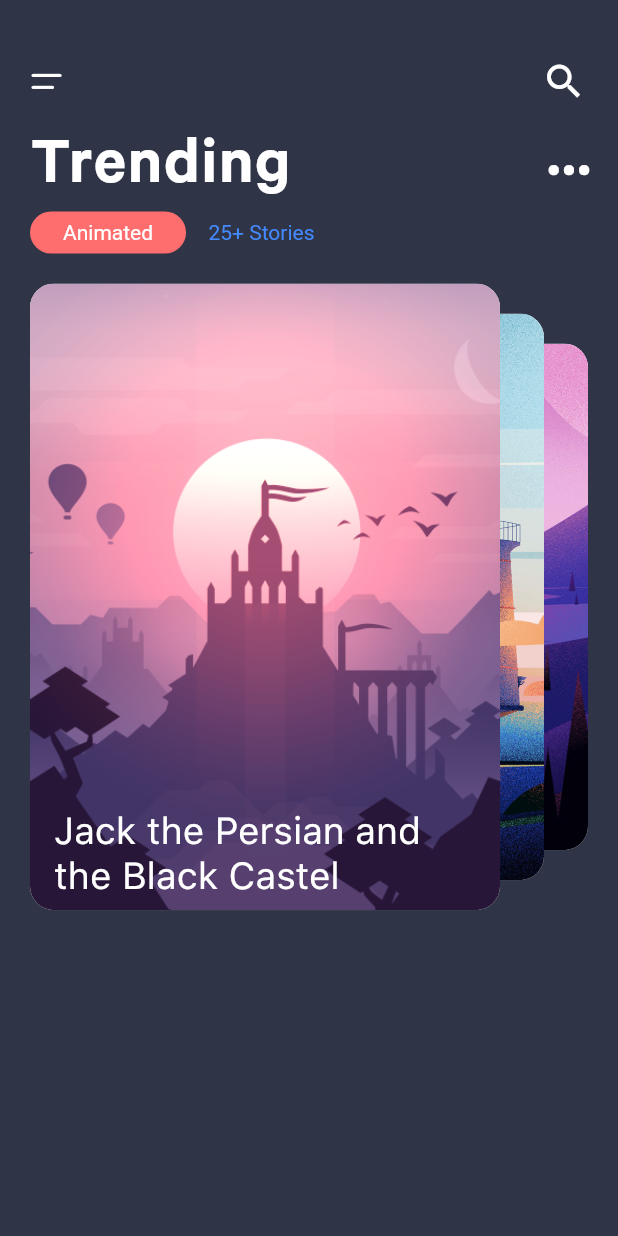
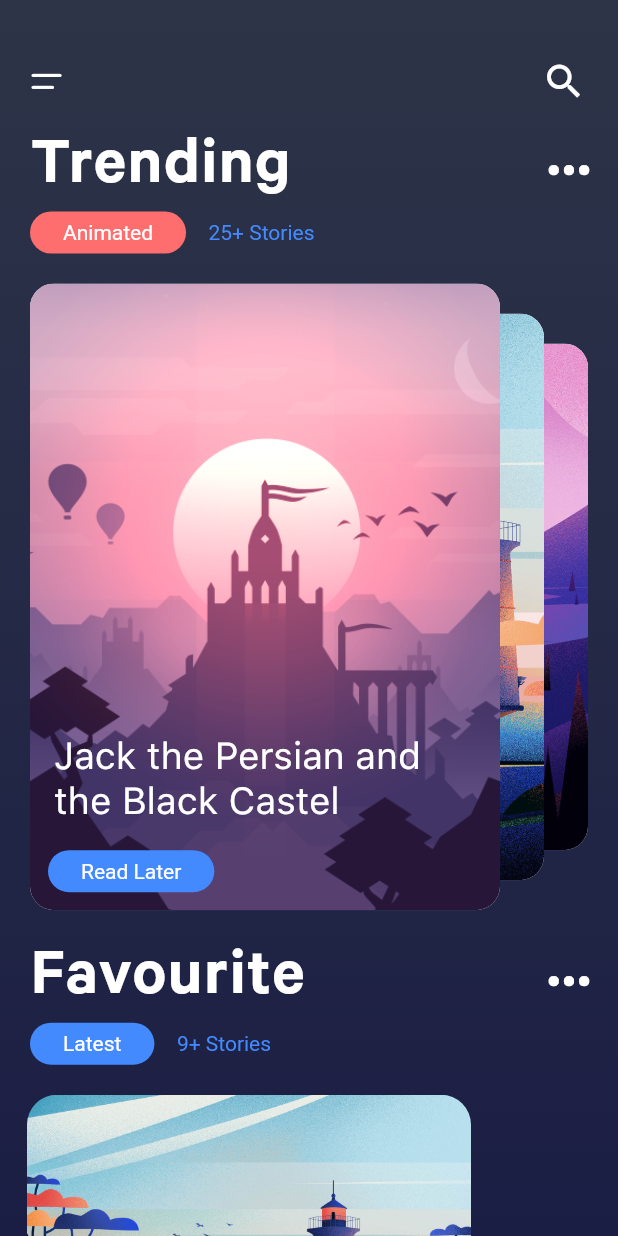
Before and after one commit to vedant-kokate/Flutter-Story-App, a Flutter app: the screen it shows after launch, on a phone screen of 412 x 824 dp. Run offline on Flutter 3.47's test engine with Material 2 defaults, Android fonts, the phone set to English and light mode, and no system bars.

Commit message:
Final changes

```diff
--- a/story_app/lib/main.dart
+++ b/story_app/lib/main.dart
@@ -1,8 +1,7 @@
+import 'package:flutter/material.dart';
+import 'customIcons.dart';
+import 'data.dart';
 import 'dart:math';
-
-import 'package:flutter/material.dart';
-import 'custonIcons.dart';
-import 'data.dart';
 
 void main() => runApp(MaterialApp(
       home: MyApp(),
@@ -14,6 +13,9 @@ class MyApp extends StatefulWidget {
   _MyAppState createState() => new _MyAppState();
 }
 
+var cardAspectRatio = 12.0 / 16.0;
+var widgetAspectRatio = cardAspectRatio * 1.2;
+
 class _MyAppState extends State<MyApp> {
   var currentPage = images.length - 1.0;
 
@@ -21,11 +23,23 @@ class _MyAppState extends State<MyApp> {
   Widget build(BuildContext context) {
     PageController controller = PageController(initialPage: images.length - 1);
     controller.addListener(() {
+      setState(() {
         currentPage = controller.page;
       });
+    });
 
-    return Scaffold(
-      backgroundColor: Color(0xFF2f3447),
+    return Container(
+      decoration: BoxDecoration(
+          gradient: LinearGradient(
+              colors: [
+            Color(0xFF1b1e44),
+            Color(0xFF2d3447),
+          ],
+              begin: Alignment.bottomCenter,
+              end: Alignment.topCenter,
+              tileMode: TileMode.clamp)),
+      child: Scaffold(
+        backgroundColor: Colors.transparent,
         body: SingleChildScrollView(
           child: Column(
             children: <Widget>[
@@ -50,7 +64,7 @@ class _MyAppState extends State<MyApp> {
                         size: 30.0,
                       ),
                       onPressed: () {},
-                  ),
+                    )
                   ],
                 ),
               ),
@@ -59,23 +73,24 @@ class _MyAppState extends State<MyApp> {
                 child: Row(
                   mainAxisAlignment: MainAxisAlignment.spaceBetween,
                   children: <Widget>[
-                    Text(
-                      'Trending',
+                    Text("Trending",
                         style: TextStyle(
                           color: Colors.white,
                           fontSize: 46.0,
                           fontFamily: "Calibre-Semibold",
-                          letterSpacing: 1.0),
-                    ),
+                          letterSpacing: 1.0,
+                        )),
                     IconButton(
                       icon: Icon(
                         CustomIcons.option,
                         size: 12.0,
                         color: Colors.white,
                       ),
-                        onPressed: () {})
+                      onPressed: () {},
+                    )
                   ],
-                )),
+                ),
+              ),
               Padding(
                 padding: const EdgeInsets.only(left: 20.0),
                 child: Row(
@@ -83,22 +98,22 @@ class _MyAppState extends State<MyApp> {
                     Container(
                       decoration: BoxDecoration(
                         color: Color(0xFFff6e6e),
-                        borderRadius: BorderRadius.circular(20.0)),
+                        borderRadius: BorderRadius.circular(20.0),
+                      ),
                       child: Center(
                         child: Padding(
                           padding: EdgeInsets.symmetric(
                               horizontal: 22.0, vertical: 6.0),
                           child: Text("Animated",
-                              style: TextStyle(color: Colors.white))),
+                              style: TextStyle(color: Colors.white)),
+                        ),
                       ),
                     ),
                     SizedBox(
                       width: 15.0,
                     ),
-                  Text(
-                    "25+ Stories",
-                    style: TextStyle(color: Colors.blueAccent),
-                  )
+                    Text("25+ Stories",
+                        style: TextStyle(color: Colors.blueAccent))
                   ],
                 ),
               ),
@@ -113,32 +128,96 @@ class _MyAppState extends State<MyApp> {
                       itemBuilder: (context, index) {
                         return Container();
                       },
-                ))
+                    ),
+                  )
+                ],
+              ),
+              Padding(
+                padding: EdgeInsets.symmetric(horizontal: 20.0),
+                child: Row(
+                  mainAxisAlignment: MainAxisAlignment.spaceBetween,
+                  children: <Widget>[
+                    Text("Favourite",
+                        style: TextStyle(
+                          color: Colors.white,
+                          fontSize: 46.0,
+                          fontFamily: "Calibre-Semibold",
+                          letterSpacing: 1.0,
+                        )),
+                    IconButton(
+                      icon: Icon(
+                        CustomIcons.option,
+                        size: 12.0,
+                        color: Colors.white,
+                      ),
+                      onPressed: () {},
+                    )
+                  ],
+                ),
+              ),
+              Padding(
+                padding: const EdgeInsets.only(left: 20.0),
+                child: Row(
+                  children: <Widget>[
+                    Container(
+                      decoration: BoxDecoration(
+                        color: Colors.blueAccent,
+                        borderRadius: BorderRadius.circular(20.0),
+                      ),
+                      child: Center(
+                        child: Padding(
+                          padding: EdgeInsets.symmetric(
+                              horizontal: 22.0, vertical: 6.0),
+                          child: Text("Latest",
+                              style: TextStyle(color: Colors.white)),
+                        ),
+                      ),
+                    ),
+                    SizedBox(
+                      width: 15.0,
+                    ),
+                    Text("9+ Stories",
+                        style: TextStyle(color: Colors.blueAccent))
+                  ],
+                ),
+              ),
+              SizedBox(
+                height: 20.0,
+              ),
+              Row(
+                children: <Widget>[
+                  Padding(
+                    padding: EdgeInsets.only(left: 18.0),
+                    child: ClipRRect(
+                      borderRadius: BorderRadius.circular(20.0),
+                      child: Image.asset("assets/image_02.jpg",
+                          width: 296.0, height: 222.0),
+                    ),
+                  )
                 ],
               )
             ],
+          ),
         ),
       ),
     );
   }
 }
 
-var cardAspectRatio = 12.0 / 16.0;
-var widgetAspectRatio = cardAspectRatio * 1.2;
-var verticalInset = 20.0;
-
 class CardScrollWidget extends StatelessWidget {
   var currentPage;
   var padding = 20.0;
+  var verticalInset = 20.0;
+
   CardScrollWidget(this.currentPage);
+
   @override
   Widget build(BuildContext context) {
     return new AspectRatio(
       aspectRatio: widgetAspectRatio,
-      child: LayoutBuilder(
-        builder: (context, constrains) {
-          var width = constrains.maxWidth;
-          var height = constrains.maxHeight;
+      child: LayoutBuilder(builder: (context, contraints) {
+        var width = contraints.maxWidth;
+        var height = contraints.maxHeight;
 
         var safeWidth = width - 2 * padding;
         var safeHeight = height - 2 * padding;
@@ -148,15 +227,19 @@ class CardScrollWidget extends StatelessWidget {
 
         var primaryCardLeft = safeWidth - widthOfPrimaryCard;
         var horizontalInset = primaryCardLeft / 2;
+
         List<Widget> cardList = new List();
+
         for (var i = 0; i < images.length; i++) {
           var delta = i - currentPage;
           bool isOnRight = delta > 0;
+
           var start = padding +
               max(
                   primaryCardLeft -
                       horizontalInset * -delta * (isOnRight ? 15 : 1),
                   0.0);
+
           var cardItem = Positioned.directional(
             top: padding + verticalInset * max(-delta, 0.0),
             bottom: padding + verticalInset * max(-delta, 0.0),
@@ -190,22 +273,39 @@ class CardScrollWidget extends StatelessWidget {
                                   style: TextStyle(
                                       color: Colors.white,
                                       fontSize: 25.0,
-                                              fontFamily:
-                                                  "SF-Pro-Text-Regular")),
+                                      fontFamily: "SF-Pro-Text-Regular")),
+                            ),
+                            SizedBox(
+                              height: 10.0,
+                            ),
+                            Padding(
+                              padding: const EdgeInsets.only(
+                                  left: 12.0, bottom: 12.0),
+                              child: Container(
+                                padding: EdgeInsets.symmetric(
+                                    horizontal: 22.0, vertical: 6.0),
+                                decoration: BoxDecoration(
+                                    color: Colors.blueAccent,
+                                    borderRadius: BorderRadius.circular(20.0)),
+                                child: Text("Read Later",
+                                    style: TextStyle(color: Colors.white)),
+                              ),
                             )
                           ],
-                                ))
+                        ),
+                      )
                     ],
-                        )),
                   ),
-                ));
+                ),
+              ),
+            ),
+          );
           cardList.add(cardItem);
         }
         return Stack(
           children: cardList,
         );
-        },
-      ),
+      }),
     );
   }
 }
```
Also changed, not shown: story_app/lib/customIcons.dart (renamed from story_app/lib/custonIcons.dart). Lines whose indentation alone changed are shown as unchanged.
